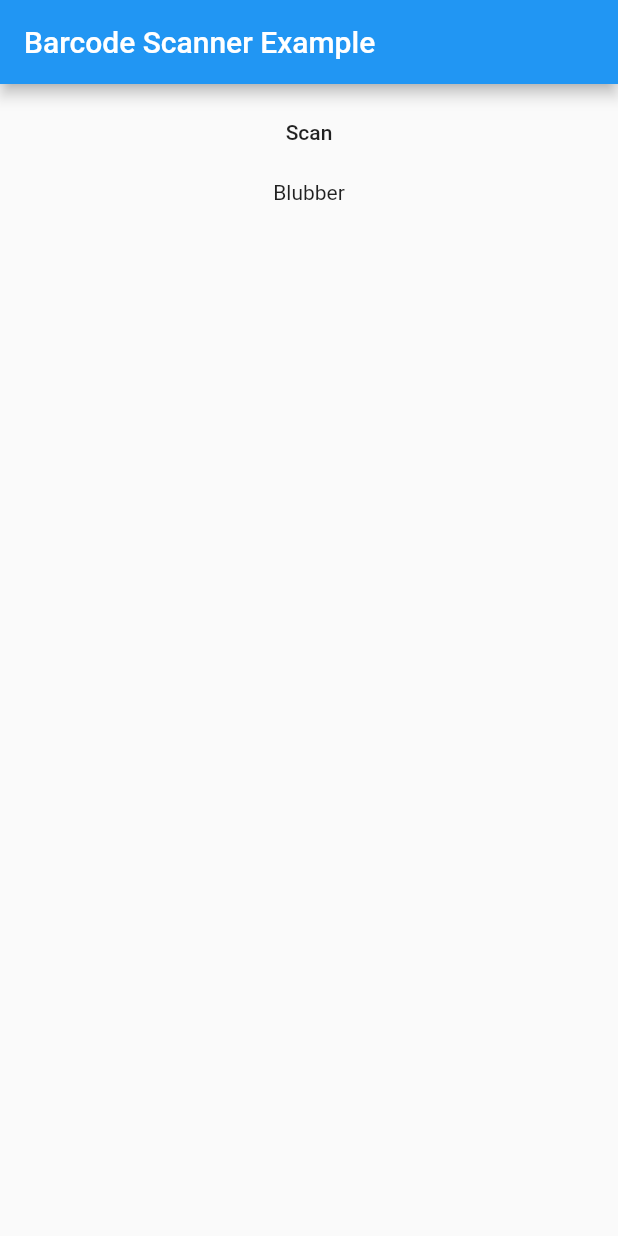
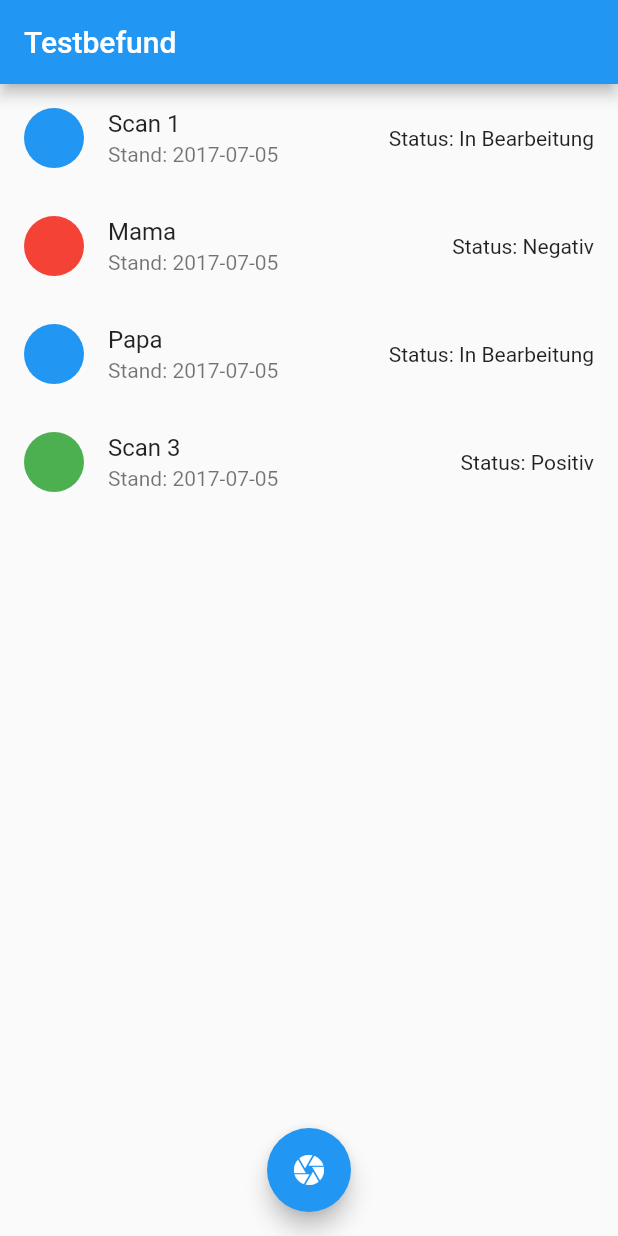
Before and after one commit to 1-011-c/frontend-patient, a Flutter app: the screen it shows after launch, on a phone screen of 412 x 824 dp. Run offline on Flutter 3.47's test engine with Material 2 defaults, Android fonts, the light colour scheme and no system bars.

Commit message:
Added basic frontend mockup

```diff
--- a/lib/main.dart
+++ b/lib/main.dart
@@ -1,64 +1,29 @@
-import 'dart:async';
-
-import 'package:barcode_scan/barcode_scan.dart';
 import 'package:flutter/material.dart';
-import 'package:flutter/services.dart';
+import 'package:frontend_patient/page/main_page.dart';
 
 void main() {
-  runApp(new MyApp());
+  runApp(MyApp());
 }
 
-class MyApp extends StatefulWidget {
-  @override
-  _MyAppState createState() => new _MyAppState();
-}
-
-class _MyAppState extends State<MyApp> {
-  String barcode = "Blubber";
-
-  @override
-  initState() {
-    super.initState();
-  }
-
+class MyApp extends StatelessWidget {
+  // This widget is the root of your application.
   @override
   Widget build(BuildContext context) {
-    return new MaterialApp(
-      home: new Scaffold(
-          appBar: new AppBar(
-            title: new Text('Barcode Scanner Example'),
-          ),
-          body: new Center(
-            child: new Column(
-              children: <Widget>[
-                new Container(
-                  child: new MaterialButton(
-                      onPressed: scan, child: new Text("Scan")),
-                  padding: const EdgeInsets.all(8.0),
-                ),
-                new Text(barcode),
-              ],
-            ),
-          )),
+    return MaterialApp(
+      title: 'Flutter Demo',
+      theme: ThemeData(
+        // This is the theme of your application.
+        //
+        // Try running your application with "flutter run". You'll see the
+        // application has a blue toolbar. Then, without quitting the app, try
+        // changing the primarySwatch below to Colors.green and then invoke
+        // "hot reload" (press "r" in the console where you ran "flutter run",
+        // or simply save your changes to "hot reload" in a Flutter IDE).
+        // Notice that the counter didn't reset back to zero; the application
+        // is not restarted.
+        primarySwatch: Colors.blue,
+      ),
+      home: MainPage(),
     );
   }
-
-  Future scan() async {
-    try {
-      String barcode = await BarcodeScanner.scan();
-      setState(() => this.barcode = barcode);
-    } on PlatformException catch (e) {
-      if (e.code == BarcodeScanner.CameraAccessDenied) {
-        setState(() {
-          this.barcode = 'The user did not grant the camera permission!';
-        });
-      } else {
-        setState(() => this.barcode = 'Unknown error: $e');
-      }
-    } on FormatException{
-      setState(() => this.barcode = 'null (User returned using the "back"-button before scanning anything. Result)');
-    } catch (e) {
-      setState(() => this.barcode = 'Unknown error: $e');
-    }
-  }
 }
--- /dev/null
+++ b/lib/page/main_page.dart
@@ -0,0 +1,98 @@
+import 'package:flutter/material.dart';
+
+class MainPage extends StatelessWidget {
+
+  Future<String> _refreshCallback() {
+    return Future.value('okee');
+  }
+
+  Future<String> _editNickname(BuildContext context) async {
+    String teamName = '';
+    return showDialog<String>(
+      context: context,
+      barrierDismissible: false, // dialog is dismissible with a tap on the barrier
+      builder: (BuildContext context) {
+        return AlertDialog(
+          title: Text('Name ändern'),
+          content: new Row(
+            children: <Widget>[
+              new Expanded(
+                  child: new TextField(
+                    autofocus: true,
+                    decoration: new InputDecoration(
+                        labelText: 'Test Name', hintText: 'Test 32'),
+                    onChanged: (value) {
+                      teamName = value;
+                    },
+                  ))
+            ],
+          ),
+          actions: <Widget>[
+            FlatButton(
+              child: Text('Ok'),
+              onPressed: () {
+                Navigator.of(context).pop(teamName);
+              },
+            ),
+          ],
+        );
+      },
+    );
+  }
+
+  @override
+  Widget build(BuildContext context) {
+    return Scaffold(
+      appBar: AppBar(
+        title: Text('Testbefund'),
+      ),
+      body: Container(
+        child: RefreshIndicator(
+          onRefresh: () => _refreshCallback(),
+          child: ListView(
+            children: [
+              ListTile(
+                leading: CircleAvatar(
+                  backgroundColor: Colors.blue,
+                ),
+                title: Text('Scan 1'),
+                subtitle: Text('Stand: 2017-07-05'),
+                trailing: Text('Status: In Bearbeitung'),
+                onLongPress: () => _editNickname(context),
+              ),
+              ListTile(
+                leading: CircleAvatar(
+                  backgroundColor: Colors.red,
+                ),
+                title: Text('Mama'),
+                subtitle: Text('Stand: 2017-07-05'),
+                trailing: Text('Status: Negativ'),
+              ),
+              ListTile(
+                  leading: CircleAvatar(
+                    backgroundColor: Colors.blue,
+                  ),
+                  title: Text('Papa'),
+                  subtitle: Text('Stand: 2017-07-05'),
+                  trailing: Text('Status: In Bearbeitung')
+              ),
+              ListTile(
+                leading: CircleAvatar(
+                  backgroundColor: Colors.green,
+                ),
+                title: Text('Scan 3'),
+                subtitle: Text('Stand: 2017-07-05'),
+                trailing: Text('Status: Positiv'),
+              )
+            ],
+          ),
+        )
+      ),
+      floatingActionButton: FloatingActionButton(
+        child: Icon(Icons.camera),
+        onPressed: null,
+      ),
+      floatingActionButtonLocation: FloatingActionButtonLocation.centerFloat,
+    );
+  }
+}
```
